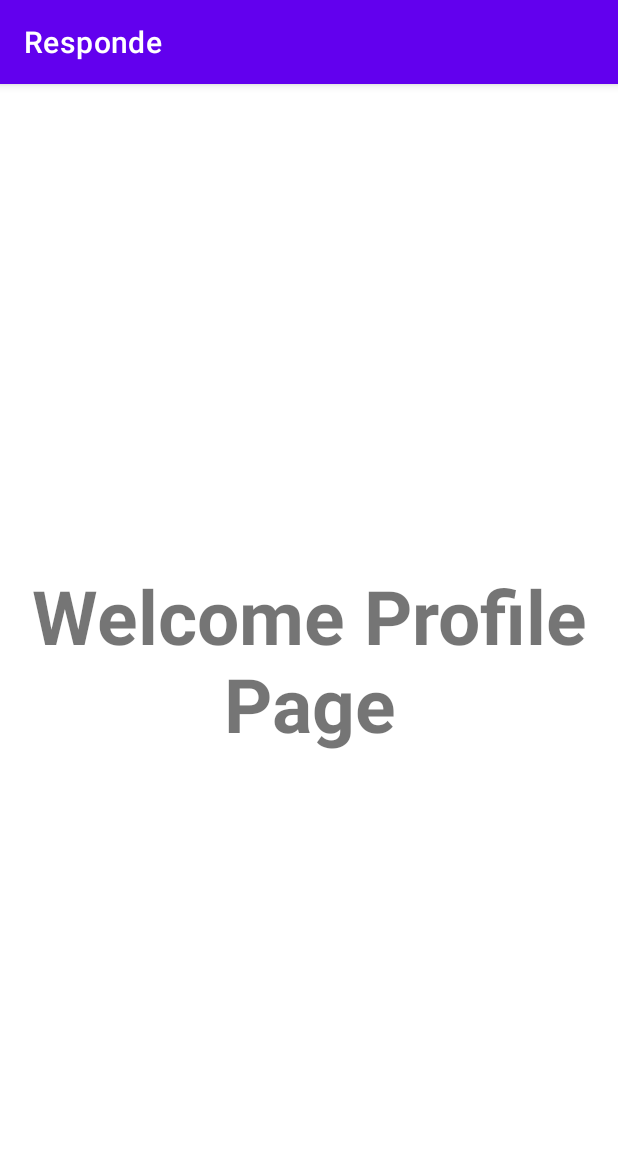
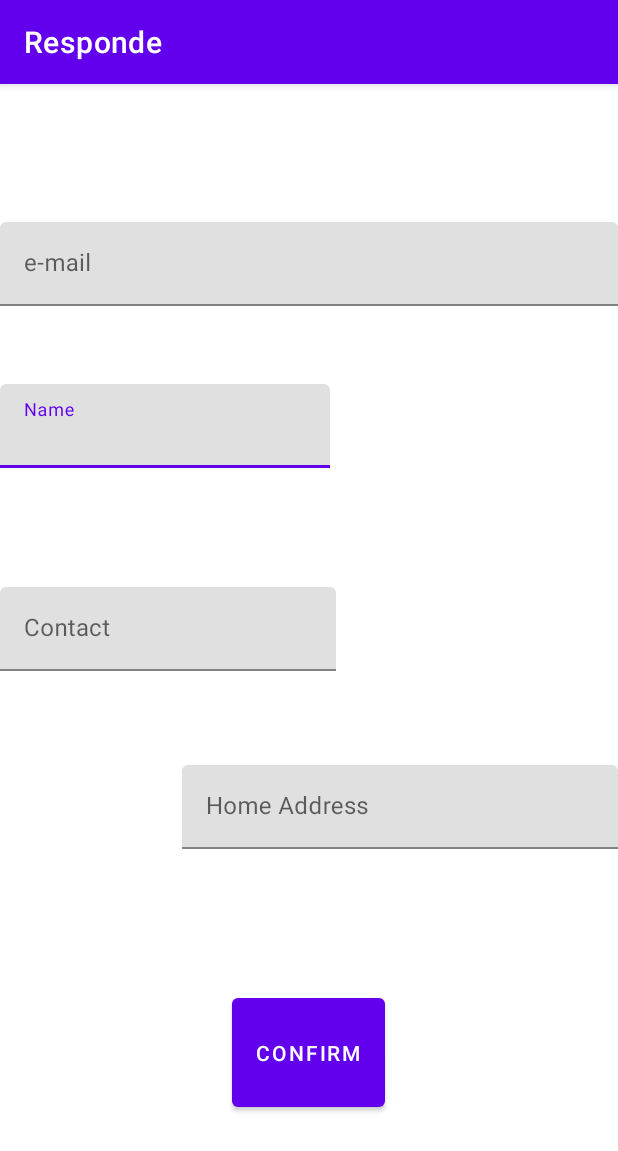
Before and after one commit to JasonDublin09/RespondeMobileApp, an Android app: the welcome_profile screen opened directly, with no data from a screen before it, on a phone screen of 412 x 824 dp. Shown: the top 1151 px of the screen. Run offline under Robolectric (Android 15) with nearby library versions, the phone set to English and light mode, and no system bars; our stand-ins replace Firebase (no records; nobody signed in at launch, a user with empty details on screens opened directly).

Commit message:
Profile updated back-end

```diff
--- a/app/src/main/java/com/example/responde/MainActivity.java
+++ b/app/src/main/java/com/example/responde/MainActivity.java
@@ -38,7 +38,7 @@
 
 public class MainActivity extends AppCompatActivity implements View.OnClickListener {
 
-    TextInputLayout userName, userContact;
+    TextInputLayout userName, userContact, userEmail;
     Button confirmBtn, gpslocator;
 
     FirebaseDatabase rootNode;
@@ -58,10 +58,9 @@
         userName = findViewById(R.id.name);
         userContact = findViewById(R.id.contactNum);
         userAddress = findViewById(R.id.home);
+        userEmail = findViewById(R.id.email);
         confirmBtn = findViewById(R.id.confirm);
         gpslocator = findViewById(R.id.gps_locator);
-
-
 
         //Firebase confirm button
         confirmBtn.setOnClickListener(this);
@@ -79,8 +78,9 @@
                 String name = userName.getEditText().getText().toString();
                 String contact = userContact.getEditText().getText().toString();
                 String address = userAddress.getText().toString();
+                String email = userEmail.getEditText().toString();
 
-                UserHelperClass helperClass = new UserHelperClass(name, contact, address);
+                UserHelperClass helperClass = new UserHelperClass(name, contact, email, address);
                 reference.child(name).setValue(helperClass);
                 Toast.makeText(getApplicationContext(), "Request Sent", Toast.LENGTH_SHORT).show();
                 break;
@@ -136,7 +136,6 @@
                             e.printStackTrace();
                         }
 
-
                     } else {
                         //when location is not null
                         //ini location request
@@ -181,6 +180,4 @@
         }
 
     }
-
-
 }
--- a/app/src/main/java/com/example/responde/UserHelperClass.java
+++ b/app/src/main/java/com/example/responde/UserHelperClass.java
@@ -2,14 +2,15 @@
 
 public class UserHelperClass {
 
-    String name, contact, home;
+    String name, contact, email, home;
 
     public UserHelperClass() {
     }
 
-    public UserHelperClass(String name, String contact, String home) {
+    public UserHelperClass(String name, String contact, String email, String home) {
         this.name = name;
         this.contact = contact;
+        this.email = email;
         this.home = home;
     }
 
@@ -29,6 +30,14 @@
         this.contact = contact;
     }
 
+    public String getEmail() {
+        return email;
+    }
+
+    public void setEmail(String email) {
+        this.email = email;
+    }
+
     public String getHome() {
         return home;
     }
--- a/app/src/main/java/com/example/responde/welcome_profile.java
+++ b/app/src/main/java/com/example/responde/welcome_profile.java
@@ -5,8 +5,19 @@
 import android.content.Intent;
 import android.os.Bundle;
 import android.view.MotionEvent;
+import android.view.View;
+import android.widget.Button;
+
+import com.google.android.material.textfield.TextInputEditText;
+import com.google.android.material.textfield.TextInputLayout;
+import com.google.firebase.database.DatabaseReference;
+import com.google.firebase.database.FirebaseDatabase;
 
 public class welcome_profile extends AppCompatActivity {
+
+    TextInputEditText name, contact, email, address;
+    Button confirm;
+
 
     float x1, x2, y1, y2;
 
@@ -15,7 +26,29 @@
         super.onCreate(savedInstanceState);
         setContentView(R.layout.activity_welcome_profile);
 
+        name = (TextInputEditText) findViewById(R.id.name);
+        contact = (TextInputEditText)findViewById(R.id.contact);
+        address = (TextInputEditText)findViewById(R.id.address);
+        email = (TextInputEditText)findViewById(R.id.email) ;
+        confirm = findViewById(R.id.save);
 
+        confirm.setOnClickListener(new View.OnClickListener() {
+            @Override
+            public void onClick(View view) {
+                FirebaseDatabase rootNode = FirebaseDatabase.getInstance();
+                DatabaseReference  reference= rootNode.getReference("User");
+
+                //get all the values
+                String names = name.getText().toString();
+                String contacts = contact.getText().toString();
+                String emails = email.getText().toString();
+                String addresses = address.getText().toString();
+
+                UserHelperClass helperClass = new UserHelperClass(names, contacts, emails, addresses);
+
+                reference.setValue(helperClass);
+            }
+        });
 
     }
 
@@ -41,5 +74,4 @@
         }
         return false;
     }
-
 }
--- a/app/src/main/res/layout/activity_welcome_profile.xml
+++ b/app/src/main/res/layout/activity_welcome_profile.xml
@@ -7,17 +7,78 @@
     android:layout_height="match_parent"
     tools:context=".welcome_profile">
 
+    <com.google.android.material.textfield.TextInputLayout
+        android:layout_width="match_parent"
+        android:layout_height="wrap_content"
+        android:layout_alignParentTop="true"
+        android:layout_alignParentEnd="true"
+        android:layout_alignParentBottom="true"
+        android:layout_marginTop="200dp"
+        android:layout_marginEnd="192dp"
+        android:layout_marginBottom="475dp">
 
-    <TextView
+        <com.google.android.material.textfield.TextInputEditText
+            android:id="@+id/name"
+            android:layout_width="match_parent"
+            android:layout_height="wrap_content"
+            android:hint="Name" />
+    </com.google.android.material.textfield.TextInputLayout>
+
+    <com.google.android.material.textfield.TextInputLayout
+        android:layout_width="match_parent"
+        android:layout_height="wrap_content"
+        android:layout_alignParentTop="true"
+        android:layout_alignParentEnd="true"
+        android:layout_marginTop="335dp"
+        android:layout_marginEnd="188dp">
+
+        <com.google.android.material.textfield.TextInputEditText
+            android:id="@+id/contact"
+            android:layout_width="match_parent"
+            android:layout_height="wrap_content"
+            android:hint="Contact" />
+    </com.google.android.material.textfield.TextInputLayout>
+
+    <com.google.android.material.textfield.TextInputLayout
+        android:layout_width="match_parent"
+        android:layout_height="wrap_content"
+        android:layout_alignParentStart="true"
+        android:layout_alignParentBottom="true"
+        android:layout_marginStart="121dp"
+        android:layout_marginBottom="258dp">
+
+        <com.google.android.material.textfield.TextInputEditText
+            android:id="@+id/address"
+            android:layout_width="match_parent"
+            android:layout_height="wrap_content"
+            android:hint="Home Address" />
+    </com.google.android.material.textfield.TextInputLayout>
+
+    <Button
+        android:id="@+id/save"
         android:layout_width="wrap_content"
         android:layout_height="wrap_content"
-        android:layout_gravity="center_horizontal|center_vertical"
-        android:text="Welcome Profile Page"
-        android:textAlignment="center"
-        android:textSize="50dp"
-        android:textStyle="bold"
-        android:layout_centerInParent="true"
-        />
+        android:layout_alignParentTop="true"
+        android:layout_alignParentBottom="true"
+        android:layout_centerHorizontal="true"
+        android:layout_marginTop="603dp"
+        android:layout_marginBottom="80dp"
+        android:text="Confirm" />
 
+    <com.google.android.material.textfield.TextInputLayout
+        android:layout_width="match_parent"
+        android:layout_height="wrap_content"
+        android:layout_alignParentTop="true"
+        android:layout_alignParentBottom="true"
+        android:layout_centerHorizontal="true"
+        android:layout_marginTop="92dp"
+        android:layout_marginBottom="583dp">
+
+        <com.google.android.material.textfield.TextInputEditText
+            android:id="@+id/email"
+            android:layout_width="match_parent"
+            android:layout_height="wrap_content"
+            android:hint="e-mail" />
+    </com.google.android.material.textfield.TextInputLayout>
 
 </RelativeLayout>
--- a/build.gradle
+++ b/build.gradle
@@ -5,7 +5,7 @@
         mavenCentral()
     }
     dependencies {
-        classpath "com.android.tools.build:gradle:7.0.0"
+        classpath 'com.android.tools.build:gradle:7.0.1'
         classpath 'com.google.gms:google-services:4.3.10'
 
         // NOTE: Do not place your application dependencies here; they belong
```
